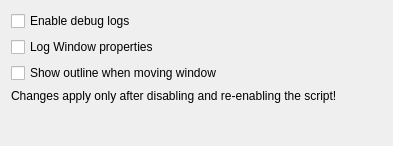
First picture: the form in contents/ui/config.ui, repository ragusa87/kde-tiling-on-drag, before the edit.
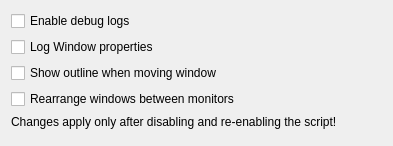
Second picture: the form after the edit.

Commit message: Setting to rearrange window between monitors

```diff
--- a/contents/ui/config.ui
+++ b/contents/ui/config.ui
@@ -45,6 +45,13 @@
     </widget>
    </item>
    <item row="3" column="0">
+    <widget class="QCheckBox" name="kcfg_rearrangeBetweenMonitors">
+     <property name="text">
+      <string>Rearrange windows between monitors</string>
+     </property>
+    </widget>
+   </item>
+   <item row="4" column="0">
     <widget class="QLabel" name="label" >
      <property name="text">
       <string>Changes apply only after disabling and re-enabling the script!</string>
```
The commit also changes 4 other files.
